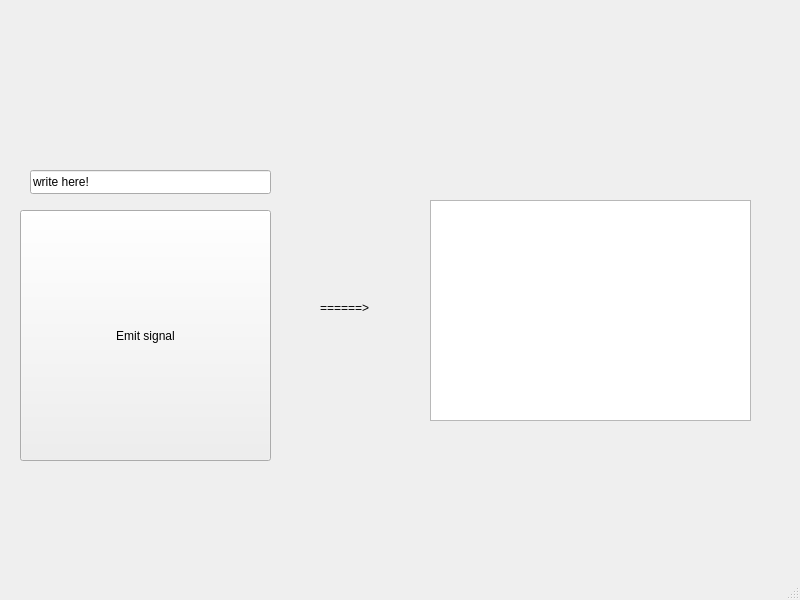
Above: qt/signal_slot/mainwindow.ui from YeongJunKim/colson-log before the change. Below: the same form after it.
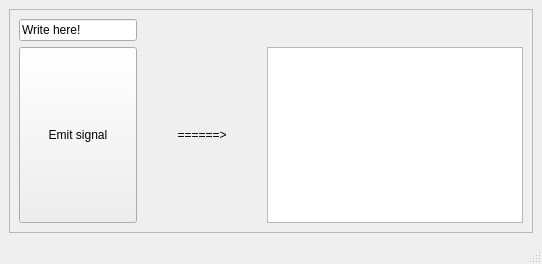
That is the form after the change.

```diff
--- a/qt/signal_slot/mainwindow.ui
+++ b/qt/signal_slot/mainwindow.ui
@@ -6,63 +6,87 @@
    <rect>
     <x>0</x>
     <y>0</y>
-    <width>800</width>
-    <height>600</height>
+    <width>542</width>
+    <height>264</height>
    </rect>
   </property>
   <property name="windowTitle">
    <string>MainWindow</string>
   </property>
   <widget class="QWidget" name="centralwidget">
-   <widget class="QPushButton" name="pushButton_signal">
-    <property name="geometry">
-     <rect>
-      <x>20</x>
-      <y>210</y>
-      <width>251</width>
-      <height>251</height>
-     </rect>
-    </property>
-    <property name="text">
-     <string>Emit signal</string>
-    </property>
-   </widget>
-   <widget class="QLineEdit" name="lineEdit_signal">
-    <property name="geometry">
-     <rect>
-      <x>30</x>
-      <y>170</y>
-      <width>241</width>
-      <height>24</height>
-     </rect>
-    </property>
-    <property name="text">
-     <string>write here!</string>
-    </property>
-   </widget>
-   <widget class="QPlainTextEdit" name="plainTextEdit_slot">
-    <property name="geometry">
-     <rect>
-      <x>430</x>
-      <y>200</y>
-      <width>321</width>
-      <height>221</height>
-     </rect>
-    </property>
-   </widget>
-   <widget class="QLabel" name="label">
-    <property name="geometry">
-     <rect>
-      <x>320</x>
-      <y>300</y>
-      <width>58</width>
-      <height>16</height>
-     </rect>
-    </property>
-    <property name="text">
-     <string>======&gt;</string>
-    </property>
-   </widget>
+   <layout class="QGridLayout" name="gridLayout_2">
+    <item row="0" column="0">
+     <widget class="QFrame" name="frame">
+      <property name="frameShape">
+       <enum>QFrame::StyledPanel</enum>
+      </property>
+      <property name="frameShadow">
+       <enum>QFrame::Raised</enum>
+      </property>
+      <layout class="QGridLayout" name="gridLayout">
+       <item row="0" column="0">
+        <widget class="QLineEdit" name="lineEdit_signal">
+         <property name="text">
+          <string>Write here!</string>
+         </property>
+        </widget>
+       </item>
+       <item row="0" column="2">
+        <spacer name="horizontalSpacer_2">
+         <property name="orientation">
+          <enum>Qt::Horizontal</enum>
+         </property>
+         <property name="sizeHint" stdset="0">
+          <size>
+           <width>40</width>
+           <height>20</height>
+          </size>
+         </property>
+        </spacer>
+       </item>
+       <item row="1" column="0">
+        <widget class="QPushButton" name="pushButton_signal">
+         <property name="sizePolicy">
+          <sizepolicy hsizetype="Minimum" vsizetype="Expanding">
+           <horstretch>0</horstretch>
+           <verstretch>0</verstretch>
+          </sizepolicy>
+         </property>
+         <property name="text">
+          <string>Emit signal</string>
+         </property>
+        </widget>
+       </item>
+       <item row="1" column="1">
+        <widget class="QLabel" name="label">
+         <property name="text">
+          <string>======&gt;</string>
+         </property>
+         <property name="alignment">
+          <set>Qt::AlignCenter</set>
+         </property>
+        </widget>
+       </item>
+       <item row="1" column="2">
+        <widget class="QPlainTextEdit" name="plainTextEdit_slot"/>
+       </item>
+       <item row="0" column="1">
+        <spacer name="horizontalSpacer">
+         <property name="orientation">
+          <enum>Qt::Horizontal</enum>
+         </property>
+         <property name="sizeHint" stdset="0">
+          <size>
+           <width>40</width>
+           <height>20</height>
+          </size>
+         </property>
+        </spacer>
+       </item>
+      </layout>
+     </widget>
+    </item>
+   </layout>
   </widget>
   <widget class="QMenuBar" name="menubar">
    <property name="geometry">
```
Left out of the diff: 2 changed lines with no effect on the pictures.
